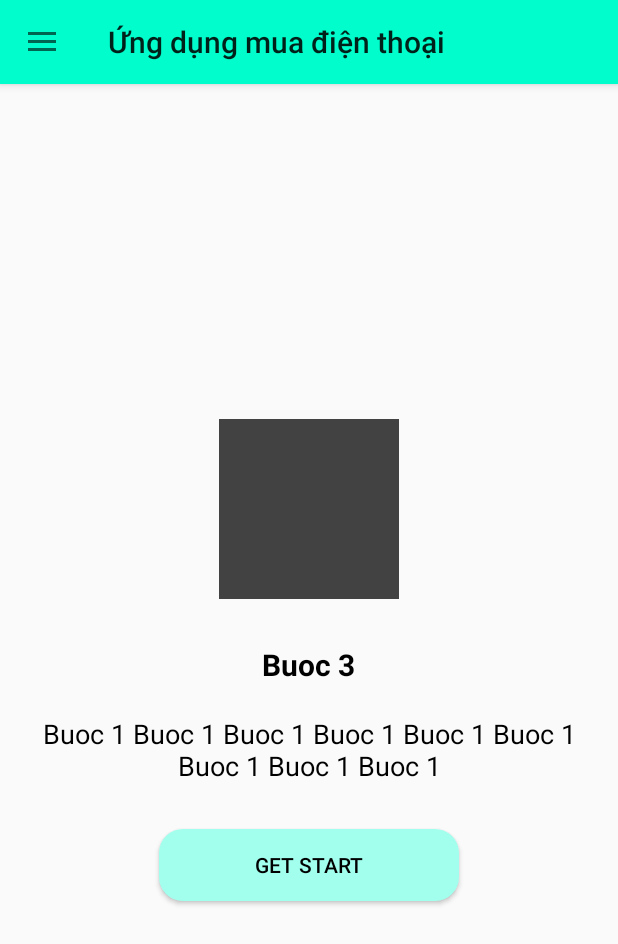
After one commit to CallmeDunno/UngDungMuaDienThoai, an Android app: the fragment TutorialFragment4 placed in its activity, on a phone screen of 412 x 824 dp. The commit adds this screen. Shown: the top 944 px of the screen. Run offline under Robolectric (Android 15) with nearby library versions, the phone set to English and light mode, and no system bars; Roboto replaces fonts that are not available here.

Commit message:
tutorial1

```diff
--- a/app/build.gradle
+++ b/app/build.gradle
@@ -37,6 +37,6 @@ dependencies {
     //CircleView
     implementation 'de.hdodenhof:circleimageview:3.1.0'
     //Incaditor
-
+        implementation 'me.relex:circleindicator:2.1.6'
     //RecycleView
 }
--- /dev/null
+++ b/app/src/main/java/com/example/qlbdt/fFragment/TutorialFragment4.java
@@ -0,0 +1,34 @@
+package com.example.qlbdt.fFragment;
+
+import android.content.Intent;
+import android.os.Bundle;
+import android.view.LayoutInflater;
+import android.view.View;
+import android.view.ViewGroup;
+import android.widget.Button;
+
+import androidx.fragment.app.Fragment;
+
+import com.example.qlbdt.R;
+import com.example.qlbdt.fActivity.HomeActivity;
+
+public class TutorialFragment4 extends Fragment {
+    private Button btn_getStart;
+    private View mView;
+
+    @Override
+    public View onCreateView(LayoutInflater inflater, ViewGroup container,
+                             Bundle savedInstanceState) {
+        // Inflate the layout for this fragment
+        mView = inflater.inflate(R.layout.fragment_tutorial4, container, false);
+        btn_getStart = mView.findViewById(R.id.btn_getStartOanh);
+        btn_getStart.setOnClickListener(new View.OnClickListener() {
+            @Override
+            public void onClick(View view) {
+                Intent intent = new Intent(getActivity(), HomeActivity.class);
+                getActivity().startActivity(intent);
+            }
+        });
+        return mView;
+    }
+}
--- /dev/null
+++ b/app/src/main/res/drawable/bg_circle_tutor.xml
@@ -0,0 +1,5 @@
+<?xml version="1.0" encoding="utf-8"?>
+<shape xmlns:android="http://schemas.android.com/apk/res/android" android:shape="oval">
+    <solid android:color="@color/color_main"/>
+    <size android:width="5dp" android:height="5dp"/>
+</shape>
--- /dev/null
+++ b/app/src/main/res/layout/fragment_tutorial4.xml
@@ -0,0 +1,43 @@
+<?xml version="1.0" encoding="utf-8"?>
+<LinearLayout xmlns:android="http://schemas.android.com/apk/res/android"
+    xmlns:tools="http://schemas.android.com/tools"
+    android:layout_width="match_parent"
+    android:layout_height="match_parent"
+    android:orientation="vertical"
+    android:gravity="center"
+    android:padding="16dp"
+    tools:context=".fFragment.TutorialFragment2">
+    <ImageView
+        android:layout_width="120dp"
+        android:layout_height="120dp"
+        android:src="@color/cardview_dark_background"
+        />
+    <TextView
+        android:layout_width="wrap_content"
+        android:layout_height="wrap_content"
+        android:text="Buoc 3"
+        android:textSize="20sp"
+        android:textStyle="bold"
+        android:textColor="@color/black"
+        android:layout_marginTop="30dp"
+        />
+    <TextView
+        android:layout_width="wrap_content"
+        android:layout_height="wrap_content"
+        android:text="Buoc 1 Buoc 1 Buoc 1 Buoc 1 Buoc 1 Buoc 1 Buoc 1 Buoc 1 Buoc 1"
+        android:textSize="18sp"
+        android:gravity="center"
+        android:textColor="@color/black"
+        android:layout_marginTop="20dp"
+        />
+
+    <Button
+        android:id="@+id/btn_getStartOanh"
+        android:layout_width="200dp"
+        android:layout_height="wrap_content"
+        android:background="@drawable/bg_blue_alpha_05_corner_16"
+        android:text="Get start"
+        android:layout_marginTop="30dp"
+        android:textColor="@color/black"
+        />
+</LinearLayout>
--- a/app/src/main/res/values/strings.xml
+++ b/app/src/main/res/values/strings.xml
@@ -11,5 +11,7 @@
     <string name="History">Lịch sử mua hàng</string>
     <string name="Support">Hỗ trợ</string>
     <string name="Tutorial">Hướng dẫn</string>
+    <!-- TODO: Remove or change this placeholder text -->
+    <string name="hello_blank_fragment">Hello blank fragment</string>
 
 </resources>
```
Also changed, not shown: app/src/main/java/com/example/qlbdt/fAdapter/ViewPagerTutorAdapter.java (added, +36 -0 lines), app/src/main/java/com/example/qlbdt/fFragment/TutorialFragment.java (+59 -0 lines), app/src/main/java/com/example/qlbdt/fFragment/TutorialFragment2.java (added, +66 -0 lines), app/src/main/java/com/example/qlbdt/fFragment/TutorialFragment3.java (added, +65 -0 lines), app/src/main/res/layout/fragment_tutorial.xml (+50 -2 lines), app/src/main/res/layout/fragment_tutorial2.xml (added, +34 -0 lines), app/src/main/res/layout/fragment_tutorial3.xml (added, +34 -0 lines), app/src/main/res/drawable/ic_next.png (added).
